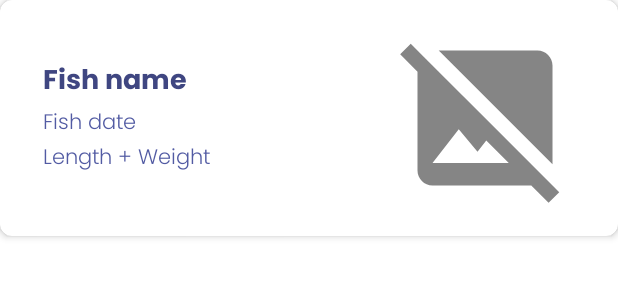
After one commit to setiawansandi/Hook-It, an Android app: the layout row.xml on its own in the app's theme, with its tools: preview values and no code run, on a phone screen of 412 x 824 dp. The commit adds this screen. Shown: the top 300 px of the screen. Run offline under Robolectric (Android 15) with nearby library versions, the phone set to English and light mode, and no system bars.

Commit message:
Added "insert data to sql db" function and custom row.xml for recyclerview

```diff
--- a/app/build.gradle
+++ b/app/build.gradle
@@ -36,5 +36,9 @@ dependencies {
     testImplementation 'junit:junit:4.+'
     androidTestImplementation 'androidx.test.ext:junit:1.1.3'
     androidTestImplementation 'androidx.test.espresso:espresso-core:3.4.0'
+    // added
     implementation "androidx.cardview:cardview:1.0.0"
+    implementation "androidx.recyclerview:recyclerview:1.2.1"
+    // For control over item selection of both touch and mouse driven selection
+    implementation "androidx.recyclerview:recyclerview-selection:1.1.0"
 }
--- a/app/src/main/java/com/sp/p2020358assignment/Constants.java
+++ b/app/src/main/java/com/sp/p2020358assignment/Constants.java
@@ -23,13 +23,13 @@ public class Constants {
             +C_ID + " INTEGER PRIMARY KEY AUTOINCREMENT,"
             +C_NAME + " TEXT,"
             +C_DATE + " TEXT,"
-            +C_LENGTH + " REAL,"
-            +C_WEIGHT + " REAL,"
+            +C_LENGTH + " TEXT,"
+            +C_WEIGHT + " TEXT,"
             +C_LAT + " REAL,"
             +C_LON + " REAL,"
             +C_IMAGE + " BLOB,"
             +C_ADD_TIMESTAMP + " TEXT,"
-            +C_UPDATE_TIMESTAMP + " TEXT,"
+            +C_UPDATE_TIMESTAMP + " TEXT"
             + ");";
 
 }
--- a/app/src/main/java/com/sp/p2020358assignment/DatabaseHelper.java
+++ b/app/src/main/java/com/sp/p2020358assignment/DatabaseHelper.java
@@ -24,7 +24,7 @@ public class DatabaseHelper extends SQLiteOpenHelper {
     }
 
     // insert info function
-    public long insertInfo(String name, String date, double length, double weight, double lat, double lon, byte[] image, String addTimeStamp, String updateTimeStamp) {
+    public long insertInfo(String name, String date, String length, String weight, double lat, double lon, byte[] image, String addTimeStamp, String updateTimeStamp) {
 
         SQLiteDatabase db = this.getWritableDatabase();
         ContentValues cv = new ContentValues();
--- a/app/src/main/java/com/sp/p2020358assignment/InputActivity.java
+++ b/app/src/main/java/com/sp/p2020358assignment/InputActivity.java
@@ -38,6 +38,7 @@ public class InputActivity extends AppCompatActivity {
     private Button done, cancel;
     private Bitmap bitmap;
     private Drawable oldDrawable;
+    private DatabaseHelper dbHelper;
 
     @Override
     protected void onCreate(Bundle savedInstanceState) {
@@ -87,9 +88,11 @@ public class InputActivity extends AppCompatActivity {
         fishgetloc = (ImageButton) findViewById(R.id.imgbtn_getloc);
         done = (Button) findViewById(R.id.button_done);
         cancel = (Button) findViewById(R.id.button_cancel);
+        oldDrawable = fishupload.getDrawable();
+        dbHelper = new DatabaseHelper(this);
 
-        oldDrawable = fishupload.getDrawable();
 
+        // onClickListener
         fishupload.setOnClickListener(new View.OnClickListener() {
             @Override
             public void onClick(View v) {
@@ -110,33 +113,7 @@ public class InputActivity extends AppCompatActivity {
             }
         });
 
-        done.setOnClickListener(new View.OnClickListener() {
-            @Override
-            public void onClick(View v) {
-                if (fishupload.getDrawable() == oldDrawable) Toast.makeText(v.getContext(), "You haven't chosen an image yet", Toast.LENGTH_LONG).show();
-                else {
-
-                    String nameStr = fishname.getText().toString();
-                    String weightStr = fishweight.getText().toString();
-                    String lengthStr = fishlength.getText().toString();
-                    String dateStr = fishdate.getText().toString();
-
-                    if (nameStr.trim().length() == 0 || weightStr.trim().length() == 0 || lengthStr.trim().length() == 0 || dateStr.trim().length() == 0)
-                        Toast.makeText(v.getContext(), "Missing Inputs", Toast.LENGTH_LONG).show();
-                    else {
-                        // convert bitmap to bytearray + vice versa
-
-                        ByteArrayOutputStream byteArrayOutputStream = new ByteArrayOutputStream();
-                        bitmap.compress(Bitmap.CompressFormat.PNG, 100, byteArrayOutputStream);
-                        byte[] byteArray = byteArrayOutputStream .toByteArray();
-
-
-                        // sent data to sql
-                        finish();
-                    }
-                }
-            }
-        });
+        done.setOnClickListener(onDone);
 
     }
 
@@ -155,5 +132,39 @@ public class InputActivity extends AppCompatActivity {
         return super.onSupportNavigateUp();
     }
 
+    View.OnClickListener onDone = new View.OnClickListener() {
+        @Override
+        public void onClick(View v) {
+            // get data
+            if (fishupload.getDrawable() == oldDrawable) Toast.makeText(v.getContext(), "You haven't chosen an image yet", Toast.LENGTH_LONG).show();
+            else {
 
+                String nameStr = fishname.getText().toString();
+                String weightStr = fishweight.getText().toString();
+                String lengthStr = fishlength.getText().toString();
+                String dateStr = fishdate.getText().toString();
+                String timestamp = "" + System.currentTimeMillis();
+                double lon = 0.0;
+                double lat = 0.0;
+
+                if (nameStr.trim().length() == 0 || weightStr.trim().length() == 0 || lengthStr.trim().length() == 0 || dateStr.trim().length() == 0)
+                    Toast.makeText(v.getContext(), "Missing Inputs", Toast.LENGTH_LONG).show();
+                else {
+                    // convert bitmap to bytearray + vice versa
+
+                    ByteArrayOutputStream byteArrayOutputStream = new ByteArrayOutputStream();
+                    bitmap.compress(Bitmap.CompressFormat.PNG, 100, byteArrayOutputStream);
+                    byte[] image = byteArrayOutputStream .toByteArray();
+
+                    // send data to sql database
+                    long id = dbHelper.insertInfo(nameStr, dateStr, lengthStr, weightStr, lat, lon, image, timestamp, timestamp);
+
+                    Toast.makeText(v.getContext(), "Record added to id: " + id, Toast.LENGTH_SHORT).show();
+
+                    // change to intents later
+                    //finish();
+                }
+            }
+        }
+    };
 }
--- /dev/null
+++ b/app/src/main/res/drawable-anydpi/ic_action_name.xml
@@ -0,0 +1,11 @@
+<vector xmlns:android="http://schemas.android.com/apk/res/android"
+    android:width="24dp"
+    android:height="24dp"
+    android:viewportWidth="24"
+    android:viewportHeight="24"
+    android:tint="#333333"
+    android:alpha="0.6">
+  <path
+      android:fillColor="@android:color/white"
+      android:pathData="M21.9,21.9l-8.49,-8.49l0,0L3.59,3.59l0,0L2.1,2.1L0.69,3.51L3,5.83V19c0,1.1 0.9,2 2,2h13.17l2.31,2.31L21.9,21.9zM5,18l3.5,-4.5l2.5,3.01L12.17,15l3,3H5zM21,18.17L5.83,3H19c1.1,0 2,0.9 2,2V18.17z"/>
+</vector>
--- /dev/null
+++ b/app/src/main/res/font/poppins_bold.xml
@@ -0,0 +1,7 @@
+<?xml version="1.0" encoding="utf-8"?>
+<font-family xmlns:app="http://schemas.android.com/apk/res-auto"
+        app:fontProviderAuthority="com.google.android.gms.fonts"
+        app:fontProviderPackage="com.google.android.gms"
+        app:fontProviderQuery="name=Poppins&amp;weight=700"
+        app:fontProviderCerts="@array/com_google_android_gms_fonts_certs">
+</font-family>
--- /dev/null
+++ b/app/src/main/res/layout/row.xml
@@ -0,0 +1,65 @@
+<?xml version="1.0" encoding="utf-8"?>
+<androidx.cardview.widget.CardView xmlns:android="http://schemas.android.com/apk/res/android"
+    xmlns:app="http://schemas.android.com/apk/res-auto"
+    android:layout_width="match_parent"
+    android:layout_height="wrap_content"
+    android:layout_marginBottom="15dp"
+    app:cardBackgroundColor="#FFFFFF"
+    app:cardCornerRadius="8dp"
+    app:cardElevation="3dp"
+    app:contentPadding="3dp">
+
+    <LinearLayout
+        android:layout_width="match_parent"
+        android:layout_height="wrap_content"
+        android:orientation="horizontal">
+
+        <LinearLayout
+            android:layout_width="wrap_content"
+            android:layout_height="wrap_content"
+            android:layout_gravity="center_vertical"
+            android:layout_marginStart="25dp"
+            android:layout_weight="1"
+            android:orientation="vertical">
+
+            <TextView
+                android:id="@+id/cv_fishname"
+                android:layout_width="wrap_content"
+                android:layout_height="wrap_content"
+                android:fontFamily="@font/poppins_bold"
+                android:text="Fish name"
+                android:textColor="@color/primary"
+                android:textColorHighlight="@color/primary_op"
+                android:textSize="18sp" />
+
+            <TextView
+                android:id="@+id/cv_fishdate"
+                android:layout_width="wrap_content"
+                android:layout_height="wrap_content"
+                android:fontFamily="@font/poppins_light"
+                android:text="Fish date"
+                android:textColor="#525BA3"
+                android:textColorHighlight="@color/primary_op" />
+
+            <TextView
+                android:id="@+id/cv_fishlw"
+                android:layout_width="wrap_content"
+                android:layout_height="wrap_content"
+                android:fontFamily="@font/poppins_light"
+                android:text="Length + Weight"
+                android:textColor="#525BA3"
+                android:textColorHighlight="@color/primary_op" />
+        </LinearLayout>
+
+        <ImageView
+            android:id="@+id/rv_image"
+            android:layout_width="120dp"
+            android:layout_height="120dp"
+            android:layout_marginTop="15dp"
+            android:layout_marginEnd="25dp"
+            android:layout_marginBottom="15dp"
+            android:src="@drawable/ic_action_name" />
+
+    </LinearLayout>
+
+</androidx.cardview.widget.CardView>
--- a/app/src/main/res/values/preloaded_fonts.xml
+++ b/app/src/main/res/values/preloaded_fonts.xml
@@ -2,6 +2,7 @@
 <resources>
     <array name="preloaded_fonts" translatable="false">
         <item>@font/poppins</item>
+        <item>@font/poppins_bold</item>
         <item>@font/poppins_light</item>
         <item>@font/poppins_semibold</item>
         <item>@font/roboto_mono</item>
```
Also changed, not shown: app/src/main/res/drawable-hdpi/ic_action_name.png (added), app/src/main/res/drawable-mdpi/ic_action_name.png (added), app/src/main/res/drawable-xhdpi/ic_action_name.png (added), app/src/main/res/drawable-xxhdpi/ic_action_name.png (added).
